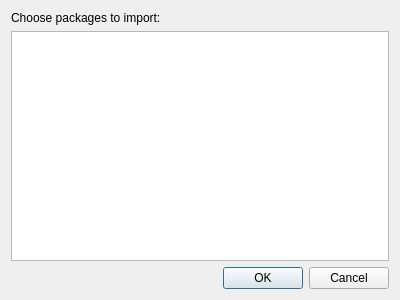
Before: the Qt Designer form src/ObsLightGui/ui/obsPackageSelector.ui in ronan22/obs-light, drawn with Qt 5.
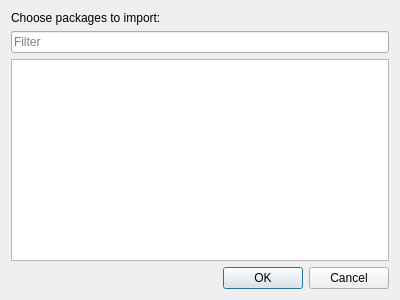
After: the same form once the commit is applied. Icons and pictures are not drawn.

The edit to the form file:
```diff
--- a/src/ObsLightGui/ui/obsPackageSelector.ui
+++ b/src/ObsLightGui/ui/obsPackageSelector.ui
@@ -28,6 +28,13 @@
      </property>
     </widget>
    </item>
+   <item>
+    <widget class="QLineEdit" name="filterLineEdit">
+     <property name="placeholderText">
+      <string>Filter</string>
+     </property>
+    </widget>
+   </item>
    <item>
     <widget class="QListWidget" name="packagesListWidget">
      <property name="selectionMode">
```
